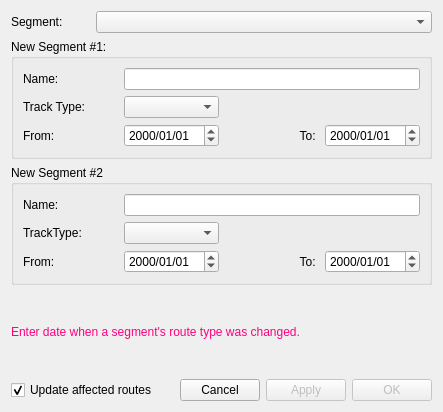
This is ui/splitsegmentdlg.ui in allenck/mapper as Qt 5 draws it before an edit. The edited form follows.
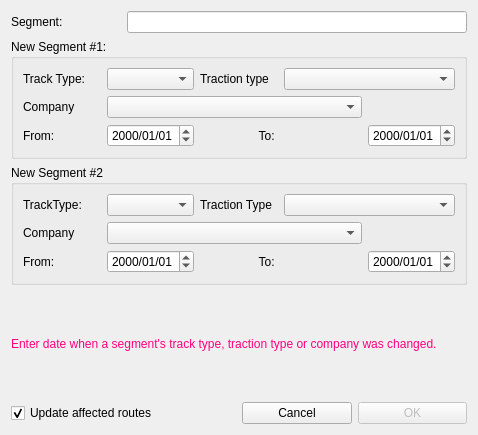
This is the edited form.

The edit to the form file:
```diff
--- a/ui/splitsegmentdlg.ui
+++ b/ui/splitsegmentdlg.ui
@@ -6,15 +6,88 @@
    <rect>
     <x>0</x>
     <y>0</y>
-    <width>443</width>
-    <height>412</height>
+    <width>478</width>
+    <height>435</height>
    </rect>
   </property>
   <property name="windowTitle">
    <string>Split Segment</string>
   </property>
   <layout class="QGridLayout" name="gridLayout_5">
-   <item row="4" column="4">
+   <item row="1" column="0" colspan="4">
+    <widget class="QGroupBox" name="groupBox1">
+     <property name="title">
+      <string>New Segment #1:</string>
+     </property>
+     <layout class="QGridLayout" name="gridLayout_2">
+      <item row="2" column="4">
+       <widget class="QDateEdit" name="dateTo1">
+        <property name="displayFormat">
+         <string>yyyy/MM/dd</string>
+        </property>
+       </widget>
+      </item>
+      <item row="2" column="1">
+       <widget class="QDateEdit" name="dateFrom1">
+        <property name="enabled">
+         <bool>true</bool>
+        </property>
+        <property name="displayFormat">
+         <string>yyyy/MM/dd</string>
+        </property>
+       </widget>
+      </item>
+      <item row="0" column="2">
+       <widget class="QLabel" name="label_2">
+        <property name="text">
+         <string>Traction type</string>
+        </property>
+       </widget>
+      </item>
+      <item row="2" column="2">
+       <widget class="QLabel" name="label_22">
+        <property name="text">
+         <string>To: </string>
+        </property>
+        <property name="alignment">
+         <set>Qt::AlignmentFlag::AlignRight|Qt::AlignmentFlag::AlignTrailing|Qt::AlignmentFlag::AlignVCenter</set>
+        </property>
+       </widget>
+      </item>
+      <item row="1" column="0">
+       <widget class="QLabel" name="label_4">
+        <property name="text">
+         <string>Company</string>
+        </property>
+       </widget>
+      </item>
+      <item row="0" column="0">
+       <widget class="QLabel" name="label_25">
+        <property name="text">
+         <string>Track Type:</string>
+        </property>
+       </widget>
+      </item>
+      <item row="0" column="1">
+       <widget class="QComboBox" name="cbTrackType1"/>
+      </item>
+      <item row="0" column="3" colspan="2">
+       <widget class="QComboBox" name="cbTractionType1"/>
+      </item>
+      <item row="1" column="1" colspan="3">
+       <widget class="QComboBox" name="cbCompany1"/>
+      </item>
+      <item row="2" column="0">
+       <widget class="QLabel" name="label_23">
+        <property name="text">
+         <string>From:</string>
+        </property>
+       </widget>
+      </item>
+     </layout>
+    </widget>
+   </item>
+   <item row="4" column="3">
     <widget class="QPushButton" name="btnOK">
      <property name="enabled">
       <bool>false</bool>
@@ -27,13 +100,6 @@
      </property>
     </widget>
    </item>
-   <item row="0" column="0">
-    <widget class="QLabel" name="label">
-     <property name="text">
-      <string>Segment:</string>
-     </property>
-    </widget>
-   </item>
    <item row="4" column="2">
     <widget class="QPushButton" name="btnCancel">
      <property name="text">
@@ -41,7 +107,7 @@
      </property>
     </widget>
    </item>
-   <item row="3" column="0" colspan="5">
+   <item row="3" column="0" colspan="4">
     <widget class="QLabel" name="lblHelp">
      <property name="palette">
       <palette>
@@ -81,139 +147,37 @@
       </palette>
      </property>
      <property name="text">
-      <string>Enter date when a segment's route type was changed.</string>
+      <string>Enter date when a segment's track type, traction type or company was changed.</string>
      </property>
      <property name="wordWrap">
       <bool>true</bool>
      </property>
     </widget>
    </item>
-   <item row="0" column="1" colspan="4">
-    <widget class="QComboBox" name="cbSegments">
-     <property name="toolTip">
-      <string>&lt;html&gt;&lt;head/&gt;&lt;body&gt;&lt;p&gt;Select the segment which is to be modified at some date. For example changing the track type or alignment.&lt;/p&gt;&lt;/body&gt;&lt;/html&gt;</string>
-     </property>
-    </widget>
+   <item row="0" column="1" colspan="3">
+    <widget class="QLineEdit" name="txtSegment"/>
    </item>
-   <item row="1" column="0" colspan="5">
-    <widget class="QGroupBox" name="groupBox1">
-     <property name="title">
-      <string>New Segment #1:</string>
-     </property>
-     <layout class="QGridLayout" name="gridLayout_2">
-      <item row="2" column="2">
-       <widget class="QLabel" name="label_22">
-        <property name="text">
-         <string>To: </string>
-        </property>
-        <property name="alignment">
-         <set>Qt::AlignRight|Qt::AlignTrailing|Qt::AlignVCenter</set>
-        </property>
-       </widget>
-      </item>
-      <item row="2" column="0">
-       <widget class="QLabel" name="label_23">
-        <property name="text">
-         <string>From:</string>
-        </property>
-       </widget>
-      </item>
-      <item row="2" column="3">
-       <widget class="QDateEdit" name="dateTo1">
-        <property name="displayFormat">
-         <string>yyyy/MM/dd</string>
-        </property>
-       </widget>
-      </item>
-      <item row="2" column="1">
-       <widget class="QDateEdit" name="dateFrom1">
-        <property name="enabled">
-         <bool>true</bool>
-        </property>
-        <property name="displayFormat">
-         <string>yyyy/MM/dd</string>
-        </property>
-       </widget>
-      </item>
-      <item row="0" column="0">
-       <widget class="QLabel" name="label_24">
-        <property name="text">
-         <string>Name:</string>
-        </property>
-       </widget>
-      </item>
-      <item row="0" column="1" colspan="3">
-       <widget class="QLineEdit" name="txtNewSegmentName1">
-        <property name="maxLength">
-         <number>125</number>
-        </property>
-       </widget>
-      </item>
-      <item row="1" column="0">
-       <widget class="QLabel" name="label_25">
-        <property name="text">
-         <string>Track Type:</string>
-        </property>
-       </widget>
-      </item>
-      <item row="1" column="1">
-       <widget class="QComboBox" name="cbTrackType1"/>
-      </item>
-     </layout>
-    </widget>
-   </item>
-   <item row="2" column="0" colspan="5">
+   <item row="2" column="0" colspan="4">
     <widget class="QGroupBox" name="groupBox2">
      <property name="title">
       <string>New Segment #2</string>
      </property>
      <layout class="QGridLayout" name="gridLayout_4">
       <item row="0" column="0">
-       <widget class="QLabel" name="label_18">
-        <property name="text">
-         <string>Name:</string>
-        </property>
-       </widget>
-      </item>
-      <item row="0" column="1" colspan="3">
-       <widget class="QLineEdit" name="txtNewSegmentName2">
-        <property name="maxLength">
-         <number>125</number>
-        </property>
-       </widget>
-      </item>
-      <item row="1" column="0">
        <widget class="QLabel" name="label_19">
         <property name="text">
          <string>TrackType:</string>
         </property>
        </widget>
       </item>
-      <item row="2" column="0">
-       <widget class="QLabel" name="label_20">
+      <item row="0" column="2">
+       <widget class="QLabel" name="label_3">
         <property name="text">
-         <string>From:</string>
+         <string>Traction Type</string>
         </property>
        </widget>
       </item>
-      <item row="2" column="1">
-       <widget class="QDateEdit" name="dateFrom2">
-        <property name="displayFormat">
-         <string>yyyy/MM/dd</string>
-        </property>
-       </widget>
-      </item>
-      <item row="2" column="2">
-       <widget class="QLabel" name="label_21">
-        <property name="text">
-         <string>To: </string>
-        </property>
-        <property name="alignment">
-         <set>Qt::AlignRight|Qt::AlignTrailing|Qt::AlignVCenter</set>
-        </property>
-       </widget>
-      </item>
-      <item row="2" column="3">
+      <item row="2" column="4">
        <widget class="QDateEdit" name="dateTo2">
         <property name="enabled">
          <bool>true</bool>
@@ -223,9 +187,46 @@
         </property>
        </widget>
       </item>
-      <item row="1" column="1">
+      <item row="2" column="2">
+       <widget class="QLabel" name="label_21">
+        <property name="text">
+         <string>To: </string>
+        </property>
+        <property name="alignment">
+         <set>Qt::AlignmentFlag::AlignRight|Qt::AlignmentFlag::AlignTrailing|Qt::AlignmentFlag::AlignVCenter</set>
+        </property>
+       </widget>
+      </item>
+      <item row="2" column="1">
+       <widget class="QDateEdit" name="dateFrom2">
+        <property name="displayFormat">
+         <string>yyyy/MM/dd</string>
+        </property>
+       </widget>
+      </item>
+      <item row="1" column="0">
+       <widget class="QLabel" name="label_5">
+        <property name="text">
+         <string>Company</string>
+        </property>
+       </widget>
+      </item>
+      <item row="0" column="1">
        <widget class="QComboBox" name="cbTrackType2"/>
       </item>
+      <item row="2" column="0">
+       <widget class="QLabel" name="label_20">
+        <property name="text">
+         <string>From:</string>
+        </property>
+       </widget>
+      </item>
+      <item row="0" column="3" colspan="2">
+       <widget class="QComboBox" name="cbTractionType2"/>
+      </item>
+      <item row="1" column="1" colspan="3">
+       <widget class="QComboBox" name="cbCompany2"/>
+      </item>
      </layout>
     </widget>
    </item>
@@ -239,16 +240,10 @@
      </property>
     </widget>
    </item>
-   <item row="4" column="3">
-    <widget class="QPushButton" name="btnApply">
-     <property name="enabled">
-      <bool>false</bool>
-     </property>
-     <property name="toolTip">
-      <string>&lt;html&gt;&lt;head/&gt;&lt;body&gt;&lt;p&gt;Click to apply changes only.&lt;/p&gt;&lt;/body&gt;&lt;/html&gt;</string>
-     </property>
+   <item row="0" column="0">
+    <widget class="QLabel" name="label">
      <property name="text">
-      <string>Apply</string>
+      <string>Segment:</string>
      </property>
     </widget>
    </item>
```
